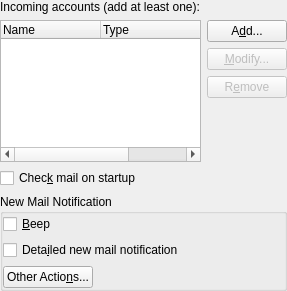
Above: kmail/ui/accountspagereceivingtab.ui from chusopr/kdepim-ktimetracker-akonadi before the change. Below: the same form after it.
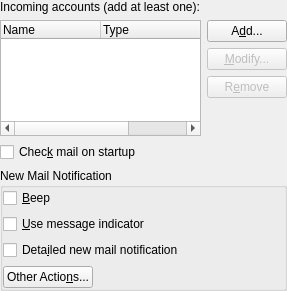
That is the form after the change. Custom widgets are drawn as their Qt base class.

Commit message: Configuration option to enable/disable indicators

Diff of the .ui file:
```diff
--- a/kmail/ui/accountspagereceivingtab.ui
+++ b/kmail/ui/accountspagereceivingtab.ui
@@ -113,6 +113,13 @@
           </property>
          </widget>
         </item>
+        <item>
+         <widget class="QCheckBox" name="mUseMessageIndicatorCheck">
+          <property name="text">
+           <string>&amp;Use message indicator</string>
+          </property>
+         </widget>
+        </item>
         <item>
          <widget class="QCheckBox" name="mVerboseNotificationCheck">
           <property name="sizePolicy">
```
Left out of the diff: 11 changed lines with no effect on the pictures. The commit also changes 4 other files.
